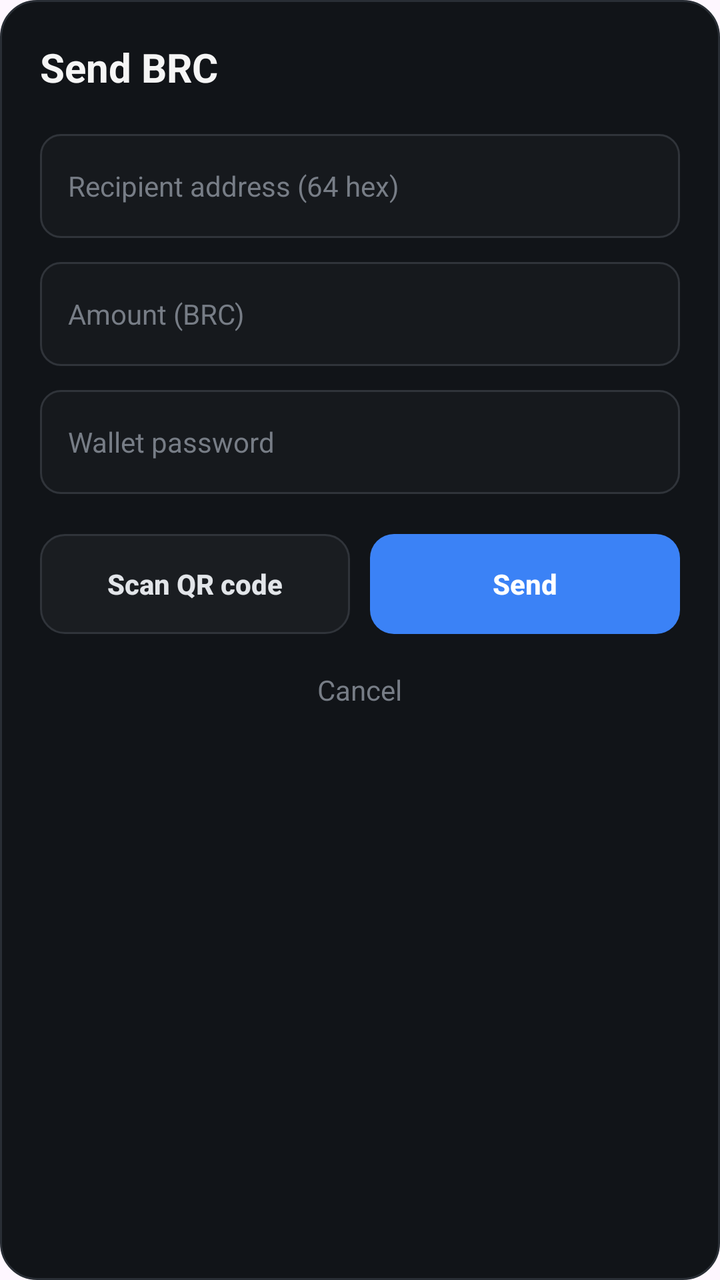
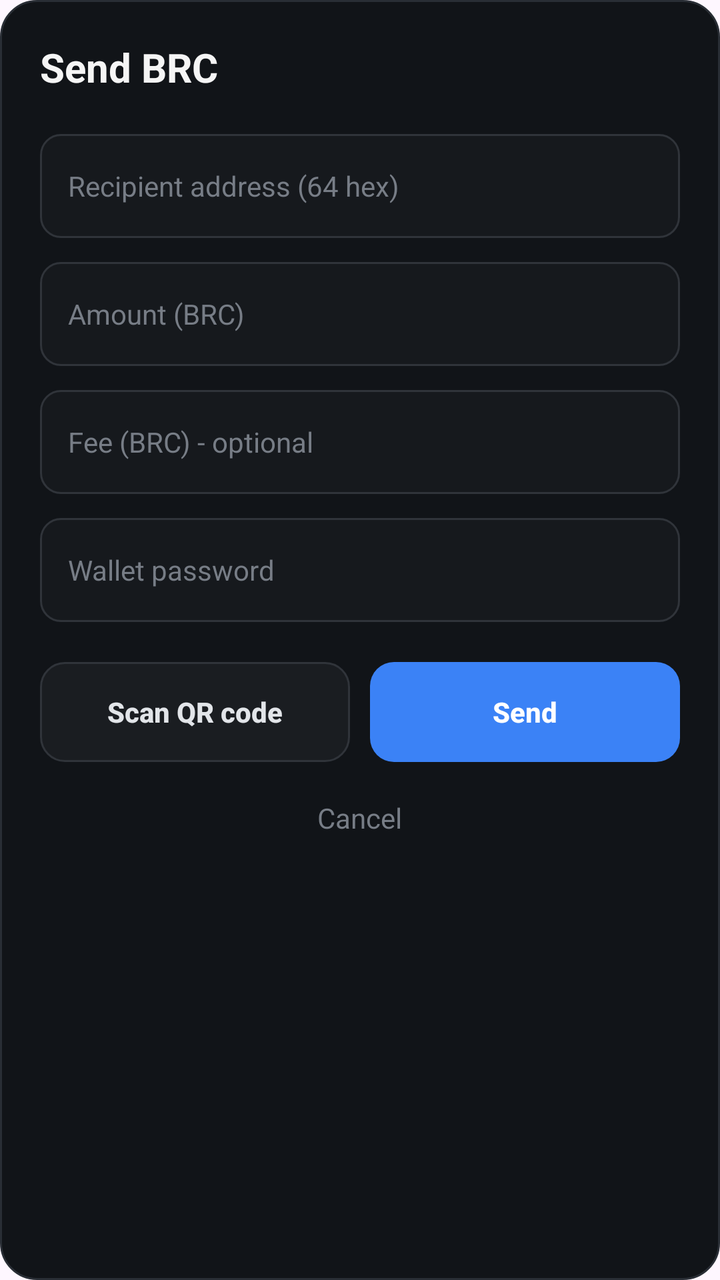

The first picture is an Android layout as it rendered before a commit; the second is the same layout after the commit. The layout source and the unified diff follow.
<!-- AndroidManifest.xml: application theme Theme.BRCWallet -->
<!-- res/layout/dialog_send.xml -->
<?xml version="1.0" encoding="utf-8"?>
<LinearLayout xmlns:android="http://schemas.android.com/apk/res/android"
    android:layout_width="match_parent"
    android:layout_height="wrap_content"
    android:orientation="vertical"
    android:padding="20dp"
    android:background="@drawable/bg_dialog">

    <TextView
        android:layout_width="match_parent"
        android:layout_height="wrap_content"
        android:text="@string/dialog_send_title"
        android:textColor="#F5F5F5"
        android:textSize="20sp"
        android:textStyle="bold" />

    <EditText
        android:id="@+id/edtTo"
        android:layout_width="match_parent"
        android:layout_height="52dp"
        android:layout_marginTop="20dp"
        android:background="@drawable/bg_input"
        android:hint="@string/hint_recipient_address"
        android:inputType="text"
        android:paddingStart="14dp"
        android:paddingEnd="14dp"
        android:textColor="#F5F5F5"
        android:textColorHint="#777D86"
        android:textSize="14sp" />

    <EditText
        android:id="@+id/edtAmount"
        android:layout_width="match_parent"
        android:layout_height="52dp"
        android:layout_marginTop="12dp"
        android:background="@drawable/bg_input"
        android:hint="@string/hint_amount_brc"
        android:inputType="numberDecimal"
        android:paddingStart="14dp"
        android:paddingEnd="14dp"
        android:textColor="#F5F5F5"
        android:textColorHint="#777D86"
        android:textSize="14sp" />

    <EditText
        android:id="@+id/edtPassword"
        android:layout_width="match_parent"
        android:layout_height="52dp"
        android:layout_marginTop="12dp"
        android:background="@drawable/bg_input"
        android:hint="@string/hint_wallet_password"
        android:inputType="textPassword"
        android:paddingStart="14dp"
        android:paddingEnd="14dp"
        android:textColor="#F5F5F5"
        android:textColorHint="#777D86"
        android:textSize="14sp" />

    <LinearLayout
        android:layout_width="match_parent"
        android:layout_height="wrap_content"
        android:layout_marginTop="20dp"
        android:orientation="horizontal">

        <androidx.appcompat.widget.AppCompatButton
            android:id="@+id/btnScan"
            android:layout_width="0dp"
            android:layout_height="50dp"
            android:layout_weight="1"
            android:background="@drawable/button_secondary"
            android:stateListAnimator="@null"
            android:text="@string/button_scan_qr"
            android:textAllCaps="false"
            android:textColor="#E2E5E9"
            android:textSize="14sp"
            android:textStyle="bold" />

        <androidx.appcompat.widget.AppCompatButton
            android:id="@+id/btnSend"
            android:layout_width="0dp"
            android:layout_height="50dp"
            android:layout_weight="1"
            android:layout_marginStart="10dp"
            android:background="@drawable/button_primary"
            android:stateListAnimator="@null"
            android:text="@string/button_send"
            android:textAllCaps="false"
            android:textColor="#FFFFFF"
            android:textSize="14sp"
            android:textStyle="bold" />

    </LinearLayout>

    <TextView
        android:id="@+id/btnCancel"
        android:layout_width="wrap_content"
        android:layout_height="48dp"
        android:layout_gravity="center_horizontal"
        android:layout_marginTop="4dp"
        android:gravity="center"
        android:paddingStart="20dp"
        android:paddingEnd="20dp"
        android:text="@string/button_cancel"
        android:textColor="#777D86"
        android:textSize="14sp" />

</LinearLayout>
<!-- resources referenced by this layout -->
<resources>
  <!-- drawable bg_dialog (drawable) -->
  <?xml version="1.0" encoding="utf-8"?>
  <shape xmlns:android="http://schemas.android.com/apk/res/android"
      android:shape="rectangle">
  
      <solid android:color="#111418" />
  
      <corners android:radius="18dp" />
  
      <stroke
          android:width="1dp"
          android:color="#292E35" />
  
  </shape>
  <!-- drawable bg_input (drawable) -->
  <?xml version="1.0" encoding="utf-8"?>
  <selector xmlns:android="http://schemas.android.com/apk/res/android">
  
      <item android:state_focused="true">
          <shape android:shape="rectangle">
              <solid android:color="#1A1D21" />
              <corners android:radius="10dp" />
              <stroke
                  android:width="1dp"
                  android:color="#3B82F6" />
          </shape>
      </item>
  
      <item>
          <shape android:shape="rectangle">
              <solid android:color="#16191D" />
              <corners android:radius="10dp" />
              <stroke
                  android:width="1dp"
                  android:color="#30343A" />
          </shape>
      </item>
  
  </selector>
  <!-- drawable button_primary (drawable) -->
  <?xml version="1.0" encoding="utf-8"?>
  <selector xmlns:android="http://schemas.android.com/apk/res/android">
  
      <item android:state_enabled="false">
          <shape android:shape="rectangle">
              <solid android:color="#30343A" />
              <corners android:radius="12dp" />
          </shape>
      </item>
  
      <item android:state_pressed="true">
          <shape android:shape="rectangle">
              <solid android:color="#2563EB" />
              <corners android:radius="12dp" />
          </shape>
      </item>
  
      <item>
          <shape android:shape="rectangle">
              <solid android:color="#3B82F6" />
              <corners android:radius="12dp" />
          </shape>
      </item>
  
  </selector>
  <!-- drawable button_secondary (drawable) -->
  <?xml version="1.0" encoding="utf-8"?>
  <selector xmlns:android="http://schemas.android.com/apk/res/android">
  
      <item android:state_enabled="false">
          <shape android:shape="rectangle">
              <solid android:color="#16191D" />
              <corners android:radius="12dp" />
              <stroke
                  android:width="1dp"
                  android:color="#25292E" />
          </shape>
      </item>
  
      <item android:state_pressed="true">
          <shape android:shape="rectangle">
              <solid android:color="#292D33" />
              <corners android:radius="12dp" />
              <stroke
                  android:width="1dp"
                  android:color="#444A52" />
          </shape>
      </item>
  
      <item>
          <shape android:shape="rectangle">
              <solid android:color="#1A1D21" />
              <corners android:radius="12dp" />
              <stroke
                  android:width="1dp"
                  android:color="#30343A" />
          </shape>
      </item>
  
  </selector>
  <string name="button_cancel">Cancel</string>
  <string name="button_scan_qr">Scan QR code</string>
  <string name="button_send">Send</string>
  <string name="dialog_send_title">Send BRC</string>
  <string name="hint_amount_brc">Amount (BRC)</string>
  <string name="hint_recipient_address">Recipient address (64 hex)</string>
  <string name="hint_wallet_password">Wallet password</string>
  <style name="Theme.BRCWallet" parent="Base.Theme.BRCWallet" />
  <style name="Base.Theme.BRCWallet" parent="Theme.Material3.DayNight">
          
          
      </style>
</resources>

<!-- the commit's change to res/layout/dialog_send.xml (unified diff, before → after) -->
@@ -2,9 +2,9 @@
 <LinearLayout xmlns:android="http://schemas.android.com/apk/res/android"
     android:layout_width="match_parent"
     android:layout_height="wrap_content"
+    android:background="@drawable/bg_dialog"
     android:orientation="vertical"
-    android:padding="20dp"
-    android:background="@drawable/bg_dialog">
+    android:padding="20dp">
 
     <TextView
         android:layout_width="match_parent"
@@ -35,6 +35,20 @@
         android:layout_marginTop="12dp"
         android:background="@drawable/bg_input"
         android:hint="@string/hint_amount_brc"
+        android:inputType="numberDecimal"
+        android:paddingStart="14dp"
+        android:paddingEnd="14dp"
+        android:textColor="#F5F5F5"
+        android:textColorHint="#777D86"
+        android:textSize="14sp" />
+
+    <EditText
+        android:id="@+id/edtFee"
+        android:layout_width="match_parent"
+        android:layout_height="52dp"
+        android:layout_marginTop="12dp"
+        android:background="@drawable/bg_input"
+        android:hint="@string/hint_fee_brc"
         android:inputType="numberDecimal"
         android:paddingStart="14dp"
         android:paddingEnd="14dp"
@@ -79,8 +93,8 @@
             android:id="@+id/btnSend"
             android:layout_width="0dp"
             android:layout_height="50dp"
+            android:layout_marginStart="10dp"
             android:layout_weight="1"
-            android:layout_marginStart="10dp"
             android:background="@drawable/button_primary"
             android:stateListAnimator="@null"
             android:text="@string/button_send"
<!-- resource entries referenced after the edit -->
@@ -105,6 +105,7 @@
   <string name="button_send">Send</string>
   <string name="dialog_send_title">Send BRC</string>
   <string name="hint_amount_brc">Amount (BRC)</string>
+  <string name="hint_fee_brc">Fee (BRC) - optional</string>
   <string name="hint_recipient_address">Recipient address (64 hex)</string>
   <string name="hint_wallet_password">Wallet password</string>
   <style name="Theme.BRCWallet" parent="Base.Theme.BRCWallet" />
